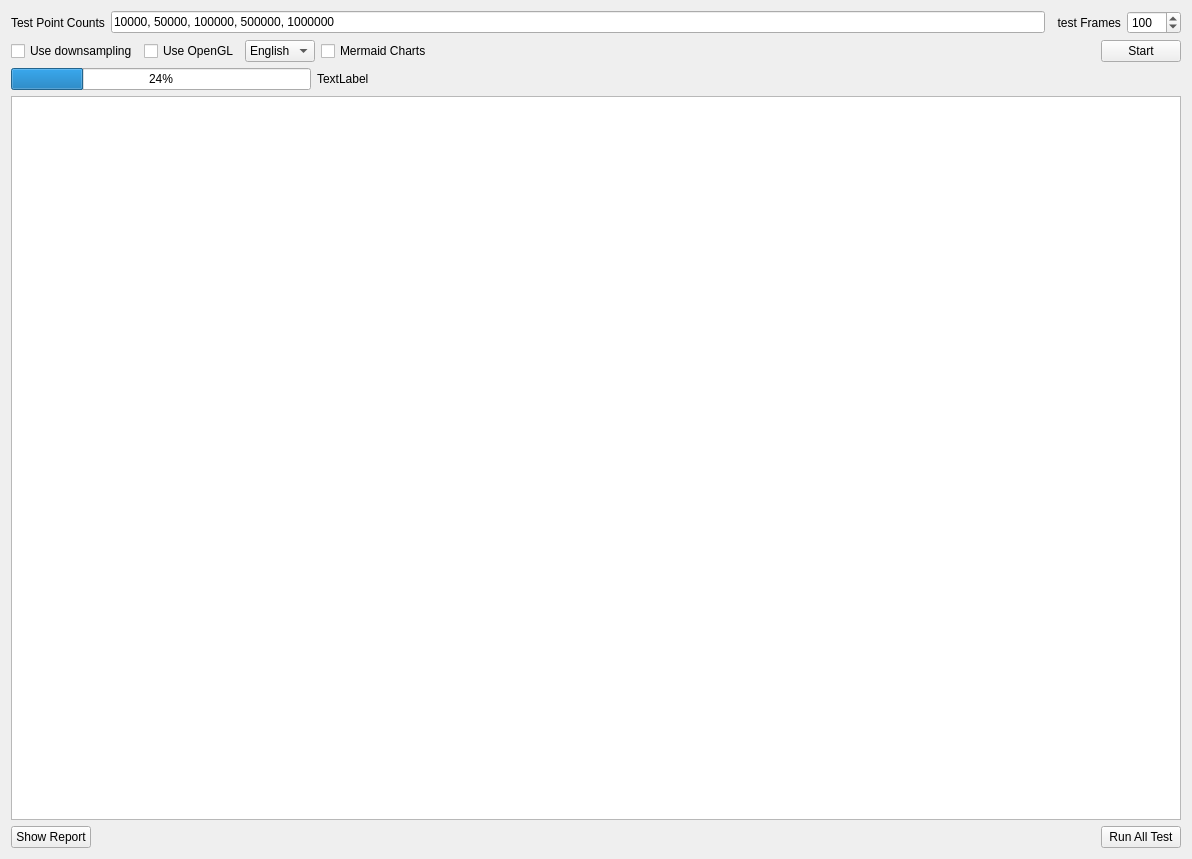
This is benchmark/performance/PerformanceTestWidget.ui in czyt1988/QIm as Qt 5 draws it before an edit. The edited form follows.
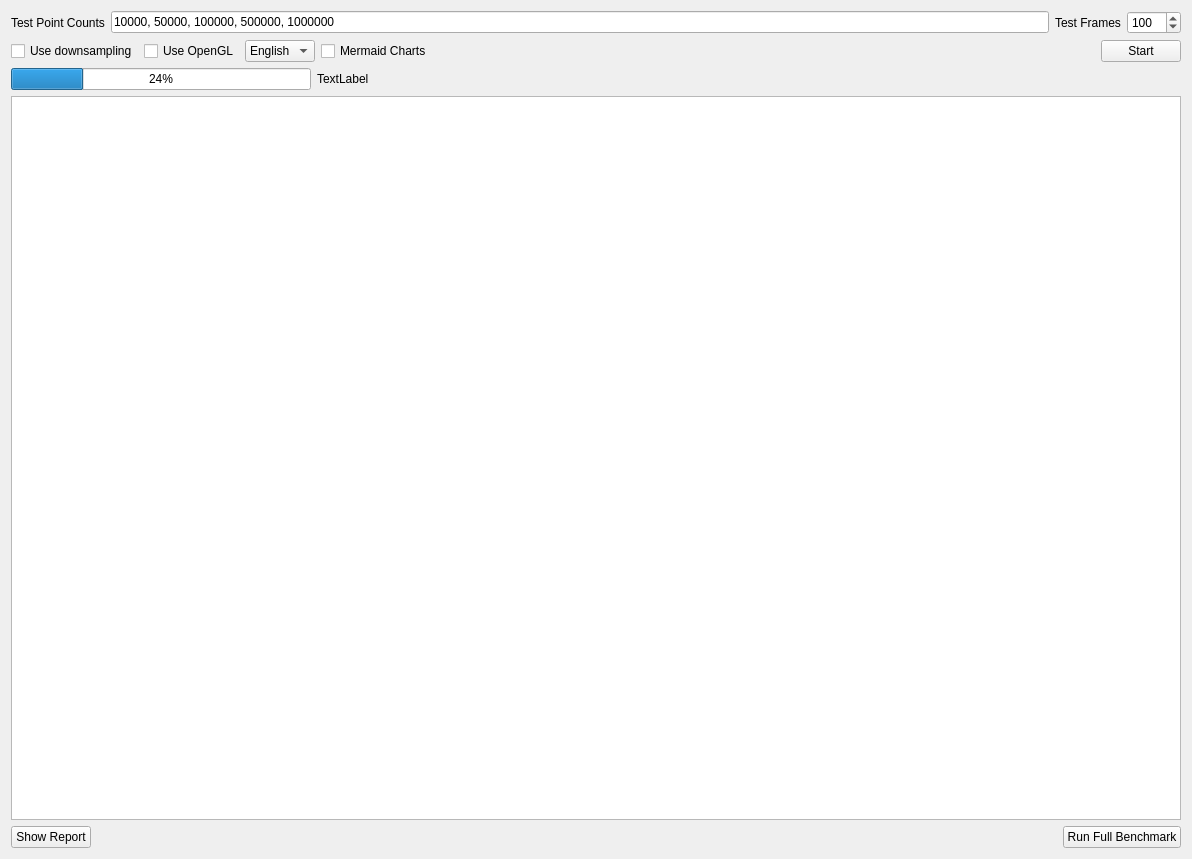
This is the edited form.

Commit message: feat(benchmark): polish UI integration for language/Mermaid/SystemInfo

The edit to the form file:
```diff
--- a/benchmark/performance/PerformanceTestWidget.ui
+++ b/benchmark/performance/PerformanceTestWidget.ui
@@ -33,7 +33,7 @@
      <item>
       <widget class="QLabel" name="label_2">
        <property name="text">
-        <string>  test Frames</string>
+        <string>Test Frames</string>
        </property>
       </widget>
      </item>
@@ -166,7 +166,7 @@
      <item>
       <widget class="QPushButton" name="pushButtonRunAll">
        <property name="text">
-        <string>Run All Test</string>
+        <string>Run Full Benchmark</string>
        </property>
       </widget>
      </item>
```
